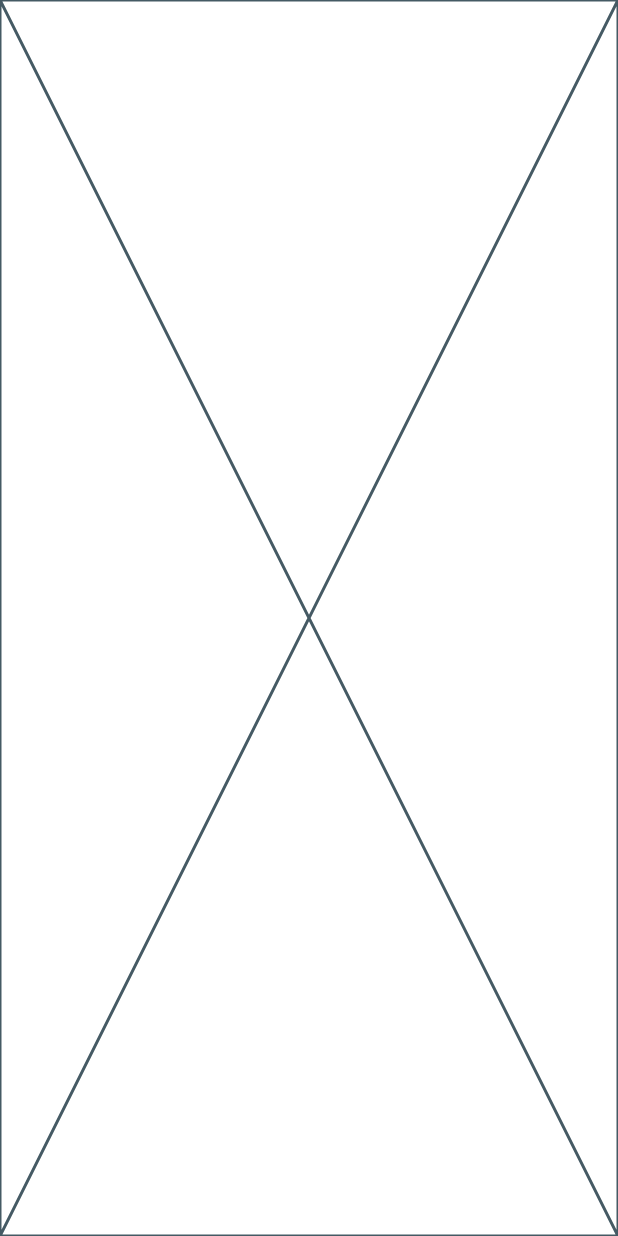
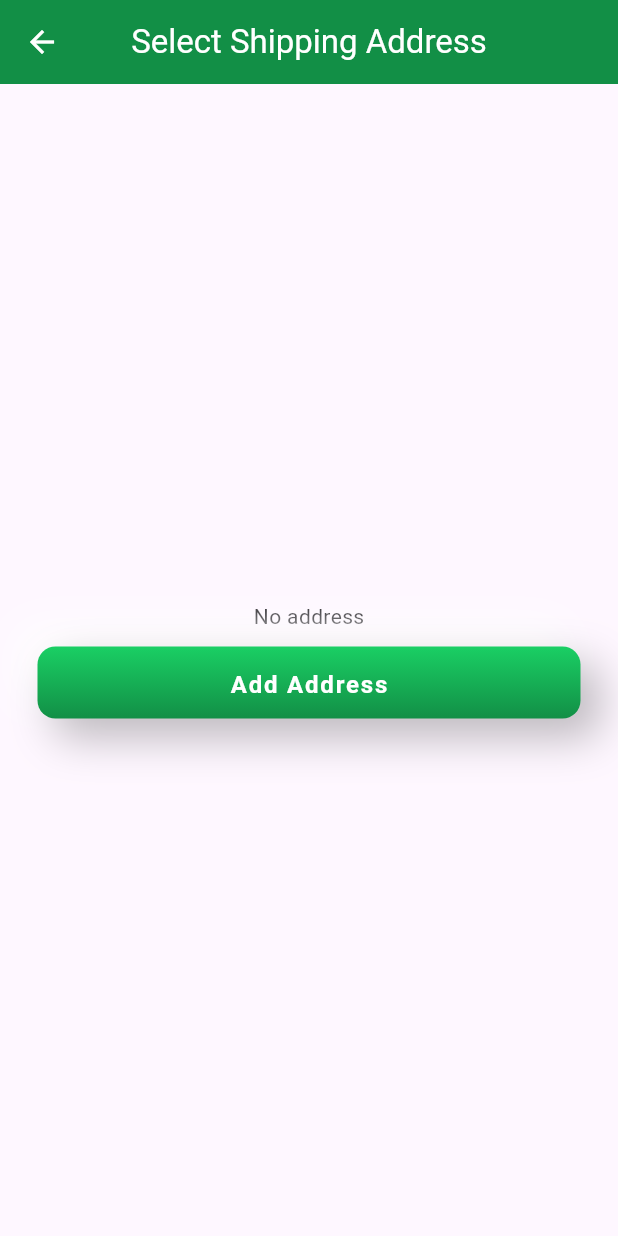
Before and after one commit to Mideny21/flutter_shoppi_app, a Flutter app: the CartPage screen opened by its route, after a tap on "Checkout", on a phone screen of 412 x 824 dp. Run offline on Flutter 3.47's test engine with Material 3 defaults, Android fonts, the phone set to English and light mode, and no system bars; drawn by our look-alikes of toastification; our stand-ins replace auto_route, badges, bloc, cached_network_image, card_swiper, dio and 11 more; accounts and stored records are empty; generated files the repository leaves out were written again; network calls fail.

Commit message:
feat: (added submit address)

```diff
--- a/lib/core/application/app_view.dart
+++ b/lib/core/application/app_view.dart
@@ -10,6 +10,7 @@ import 'package:shoppi/features/authentication/authentication.dart';
 import 'package:shoppi/features/cart/cart.dart';
 import 'package:shoppi/features/onboarding/onbording.dart';
 import 'package:shoppi/features/onboarding/presentation/cubit/app_settings.dart';
+import 'package:shoppi/features/orders/orders.dart';
 import 'package:shoppi/features/products/products.dart';
 import 'package:toastification/toastification.dart';
 
@@ -25,6 +26,7 @@ class MyApp extends StatelessWidget {
         BlocProvider(create: (context) => getIt<ProductBloc>()),
         BlocProvider(create: (context) => getIt<CartCubit>()..readAllCart()),
         BlocProvider(create: (context) => getIt<AuthCubit>()),
+        BlocProvider(create: (context) => getIt<OrderBloc>()),
       ],
       child: BlocBuilder<AppSettingsCubit, AppSettings>(
         builder: (context, state) {
--- a/lib/core/network/dio_config/env_config_dev.dart
+++ b/lib/core/network/dio_config/env_config_dev.dart
@@ -6,7 +6,7 @@ import 'package:shoppi/core/network/dio_config/env_config.dart';
 class DevEnvConfig implements EnvConfig {
   @override
   // String get baseUrl => "http://192.168.0.32:3000/api/";
-  String get baseUrl => "http://192.168.173.186:3000/api/";
+  String get baseUrl => "http://10.246.100.186:3000/api/";
 
   @override
   int get connectionTimeout => 30000;
--- a/lib/core/router/app_router.dart
+++ b/lib/core/router/app_router.dart
@@ -31,5 +31,6 @@ class AppRouter extends RootStackRouter {
     AutoRoute(page: LoginRoute.page),
     AutoRoute(page: SignUpRoute.page),
     AutoRoute(page: ProfileRoute.page, guards: [getIt<AuthGuard>()]),
+    AutoRoute(page: ShippingAddressRoute.page, guards: [getIt<AuthGuard>()]),
   ];
 }
--- a/lib/features/cart/presentation/pages/cart_page.dart
+++ b/lib/features/cart/presentation/pages/cart_page.dart
@@ -46,7 +46,7 @@ class CartPage extends StatelessWidget {
               CustomNeumorphicButton(
                 text: 'Checkout',
                 onTap: () {
-                  context.router.push(ProfileRoute());
+                  context.router.push(ShippingAddressRoute());
                 },
               ),
             ],
--- a/lib/features/orders/models/models.dart
+++ b/lib/features/orders/models/models.dart
@@ -1 +1,2 @@
 export './shippingaddressmodel.dart';
+export './shipping_address_param.dart';
--- /dev/null
+++ b/lib/features/orders/presentation/pages/shipping_address.dart
@@ -0,0 +1,100 @@
+import 'package:auto_route/auto_route.dart';
+import 'package:flutter/material.dart';
+import 'package:flutter_bloc/flutter_bloc.dart';
+import 'package:shoppi/core/common/widgets/widget.dart';
+import 'package:shoppi/core/utils/utils.dart';
+import 'package:shoppi/features/orders/orders.dart';
+
+@RoutePage()
+class ShippingAddressScreen extends StatefulWidget {
+  const ShippingAddressScreen({super.key});
+
+  @override
+  State<ShippingAddressScreen> createState() => _ShippingAddressScreenState();
+}
+
+class _ShippingAddressScreenState extends State<ShippingAddressScreen> {
+  int selectedIndex = -1;
+  @override
+  void initState() {
+    // TODO: implement initState
+    BlocProvider.of<OrderBloc>(context).add(OrderEvent.fetchUserAddress());
+    super.initState();
+  }
+
+  @override
+  Widget build(BuildContext context) {
+    return Scaffold(
+      appBar: CustomAppBar(
+        title: 'Select Shipping Address',
+        showBackButton: true,
+        actions: [],
+      ),
+      body: BlocBuilder<OrderBloc, OrderState>(
+        builder: (context, state) {
+          if (state.shippingAddressStatus == ShippingAddressStatus.loading) {
+            return const AppLoadingIndicator();
+          } else if (state.addresses.isNotEmpty) {
+            return ListView.builder(
+              padding: EdgeInsets.only(bottom: 80, top: 10),
+              itemCount: state.addresses.length,
+              itemBuilder: (ctx, index) {
+                final Shippingaddressmodel data = state.addresses[index];
+                return InkWell(
+                  onTap: () {
+                    setState(() {
+                      selectedIndex = index;
+                    });
+                  },
+                  child: Padding(
+                    padding: const EdgeInsets.symmetric(
+                      horizontal: 10,
+                      vertical: 5,
+                    ),
+                    child: Container(
+                      height: 60,
+                      decoration: BoxDecoration(
+                        borderRadius: BorderRadius.circular(10),
+                        color:
+                            selectedIndex == index
+                                ? Palette.mainColor.withValues(alpha: .3)
+                                : Colors.white12,
+                        border: Border.all(
+                          color: Colors.grey.withValues(alpha: .8),
+                        ),
+                      ),
+                      child: Padding(
+                        padding: const EdgeInsets.all(15),
+                        child: Row(
+                          mainAxisAlignment: MainAxisAlignment.spaceBetween,
+                          children: [
+                            const Icon(Icons.location_pin, color: Colors.grey),
+                            Text('${data.city}, ${data.street}'),
+                          ],
+                        ),
+                      ),
+                    ),
+                  ),
+                );
+              },
+            );
+          } else if (state.addresses.isEmpty) {
+            return Padding(
+              padding: const EdgeInsets.symmetric(horizontal: 25),
+              child: Column(
+                mainAxisAlignment: MainAxisAlignment.center,
+                crossAxisAlignment: CrossAxisAlignment.center,
+                children: [
+                  const Text('No address'),
+                  const SizedBox(height: 10),
+                  CustomNeumorphicButton(onTap: () {}, text: 'Add Address'),
+                ],
+              ),
+            );
+          }
+          return Container();
+        },
+      ),
+    );
+  }
+}
--- a/lib/features/orders/presentation/presentation.dart
+++ b/lib/features/orders/presentation/presentation.dart
@@ -1,2 +1,3 @@
 export './pages/pages.dart';
 export './widgets/widgets.dart';
+export './bloc/order_bloc.dart';
```
Also changed, not shown: lib/features/orders/models/shipping_address_param.dart (added, +15 -0 lines), lib/features/orders/repository/order_repository.dart (+17 -0 lines), lib/core/router/app_router.gr.dart.
